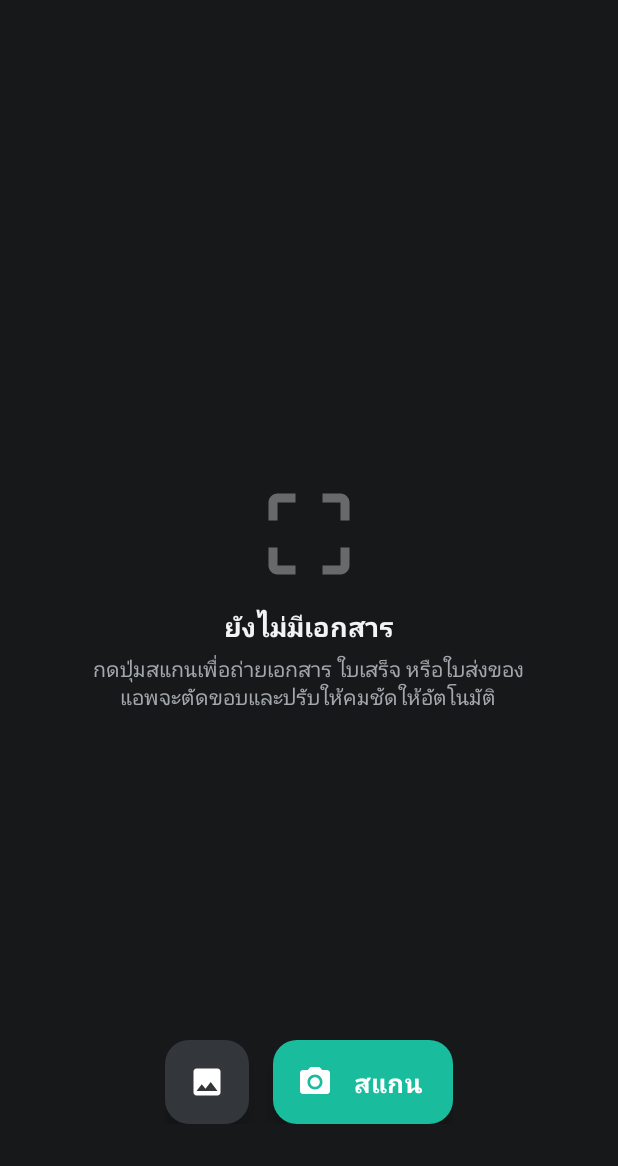
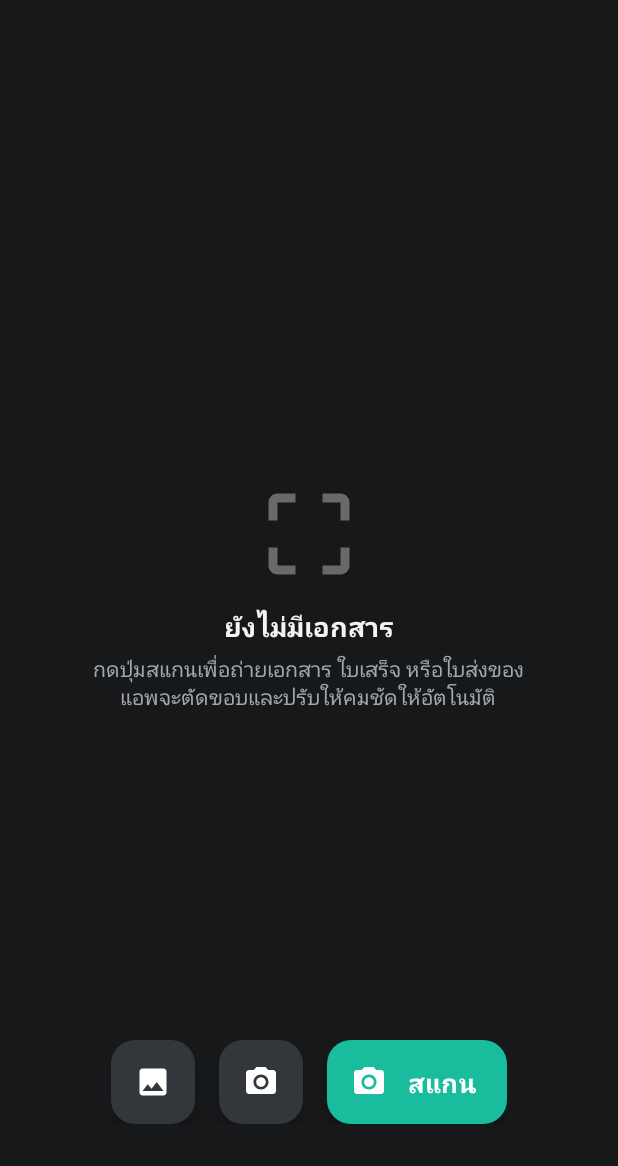
Before and after one commit to pitak2540/eeprom-pocket, an Android app: the screen it shows after launch (MainActivity), on a phone screen of 412 x 824 dp, the part 70-1236 px from its top. Run offline under Robolectric (Android 15) with nearby library versions, the phone set to English and light mode, and no system bars; libraries missing offline, so code that uses them is left out: org.opencv.android; 2 statements that could not run were skipped.

Commit message:
Scan button uses AI auto edge detection by default; auto-crop straight to editor
Co-Authored-By: Claude Opus 5.5 <noreply@anthropic.com>
Claude-Session: https://claude.ai/code/session_01WmXeVnhYKQi7ECCvvdnzyU

```diff
--- a/app/build.gradle.kts
+++ b/app/build.gradle.kts
@@ -11,8 +11,8 @@ android {
         applicationId = "com.james.scan"
         minSdk = 26
         targetSdk = 34
-        versionCode = 1
-        versionName = "1.0"
+        versionCode = 2
+        versionName = "1.1"
         ndk { abiFilters += listOf("arm64-v8a", "armeabi-v7a") }
     }
 
--- a/app/src/main/java/com/james/scan/EditActivity.kt
+++ b/app/src/main/java/com/james/scan/EditActivity.kt
@@ -79,13 +79,15 @@ class EditActivity : AppCompatActivity() {
         findViewById<View>(R.id.btnBack).setOnClickListener { finish() }
         findViewById<View>(R.id.btnAdd).setOnClickListener {
             addPages.launch(Intent(this, CameraActivity::class.java)
-                .putExtra(CameraActivity.EXTRA_DOC, doc.id).putExtra(CameraActivity.EXTRA_ADD, true))
+                .putExtra(CameraActivity.EXTRA_DOC, doc.id).putExtra(CameraActivity.EXTRA_ADD, true)
+                .putExtra(CameraActivity.EXTRA_AI, CameraActivity.aiEnabled(this)))
         }
         findViewById<ImageButton>(R.id.btnPrev).setOnClickListener { if (index > 0) { index--; showPage() } }
         findViewById<ImageButton>(R.id.btnNext).setOnClickListener { if (index < doc.pages.size - 1) { index++; showPage() } }
         findViewById<View>(R.id.btnRetake).setOnClickListener {
             reload.launch(Intent(this, CameraActivity::class.java)
-                .putExtra(CameraActivity.EXTRA_DOC, doc.id).putExtra(CameraActivity.EXTRA_REPLACE, index))
+                .putExtra(CameraActivity.EXTRA_DOC, doc.id).putExtra(CameraActivity.EXTRA_REPLACE, index)
+                .putExtra(CameraActivity.EXTRA_AI, CameraActivity.aiEnabled(this)))
         }
         findViewById<View>(R.id.btnRotate).setOnClickListener {
             val p = doc.pages[index]
--- a/app/src/main/java/com/james/scan/MainActivity.kt
+++ b/app/src/main/java/com/james/scan/MainActivity.kt
@@ -71,6 +71,9 @@ class MainActivity : AppCompatActivity() {
         list.layoutManager = GridLayoutManager(this, 2)
         list.adapter = adapter
         findViewById<View>(R.id.btnScan).setOnClickListener {
+            startActivity(Intent(this, CameraActivity::class.java).putExtra(CameraActivity.EXTRA_AI, CameraActivity.aiEnabled(this)))
+        }
+        findViewById<View>(R.id.btnCamera).setOnClickListener {
             startActivity(Intent(this, CameraActivity::class.java))
         }
         findViewById<View>(R.id.btnImport).setOnClickListener { importLauncher.launch("image/*") }
--- a/app/src/main/res/layout/activity_main.xml
+++ b/app/src/main/res/layout/activity_main.xml
@@ -37,6 +37,11 @@
             android:contentDescription="นำเข้าภาพ" android:src="@drawable/ic_image" app:fabSize="mini"
             app:backgroundTint="@color/surface2" app:tint="#FFFFFF"
             xmlns:app="http://schemas.android.com/apk/res-auto" />
+        <com.google.android.material.floatingactionbutton.FloatingActionButton android:id="@+id/btnCamera"
+            android:layout_width="wrap_content" android:layout_height="wrap_content" android:layout_marginEnd="16dp"
+            android:contentDescription="กล้องในแอพ" android:src="@drawable/ic_camera" app:fabSize="mini"
+            app:backgroundTint="@color/surface2" app:tint="#FFFFFF"
+            xmlns:app="http://schemas.android.com/apk/res-auto" />
         <com.google.android.material.floatingactionbutton.ExtendedFloatingActionButton android:id="@+id/btnScan"
             android:layout_width="wrap_content" android:layout_height="wrap_content"
             android:text="สแกน" android:textColor="#FFFFFF" android:textSize="17sp" android:textStyle="bold"
```
Also changed, not shown: app/src/main/java/com/james/scan/CameraActivity.kt (+18 -8 lines).
